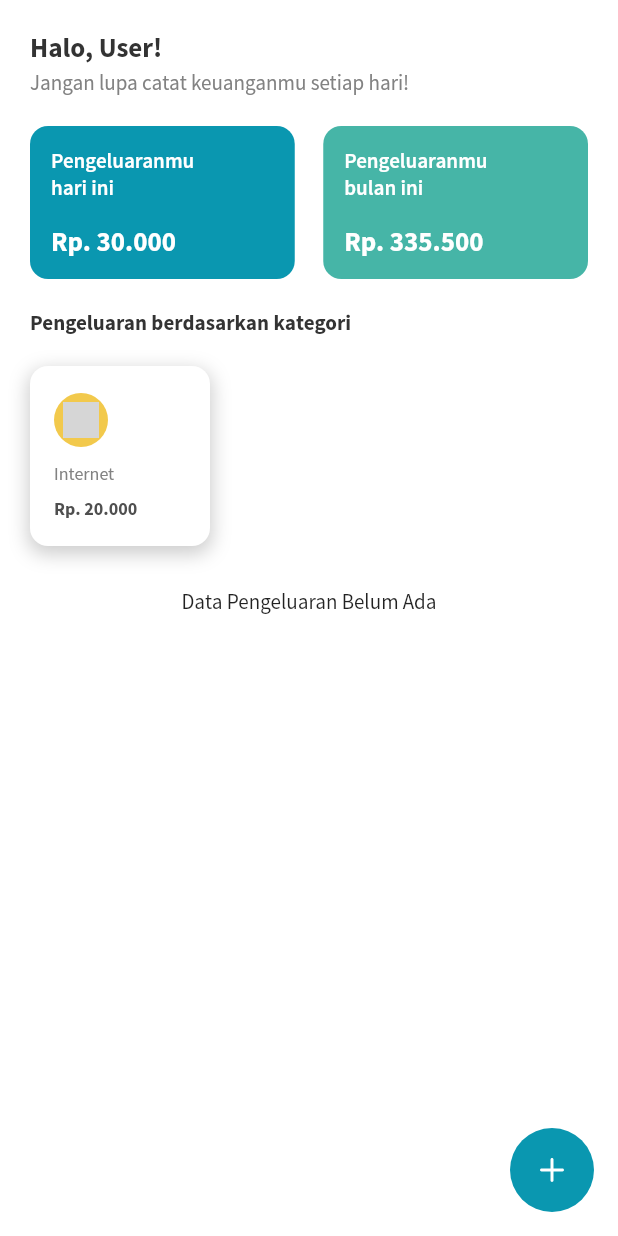
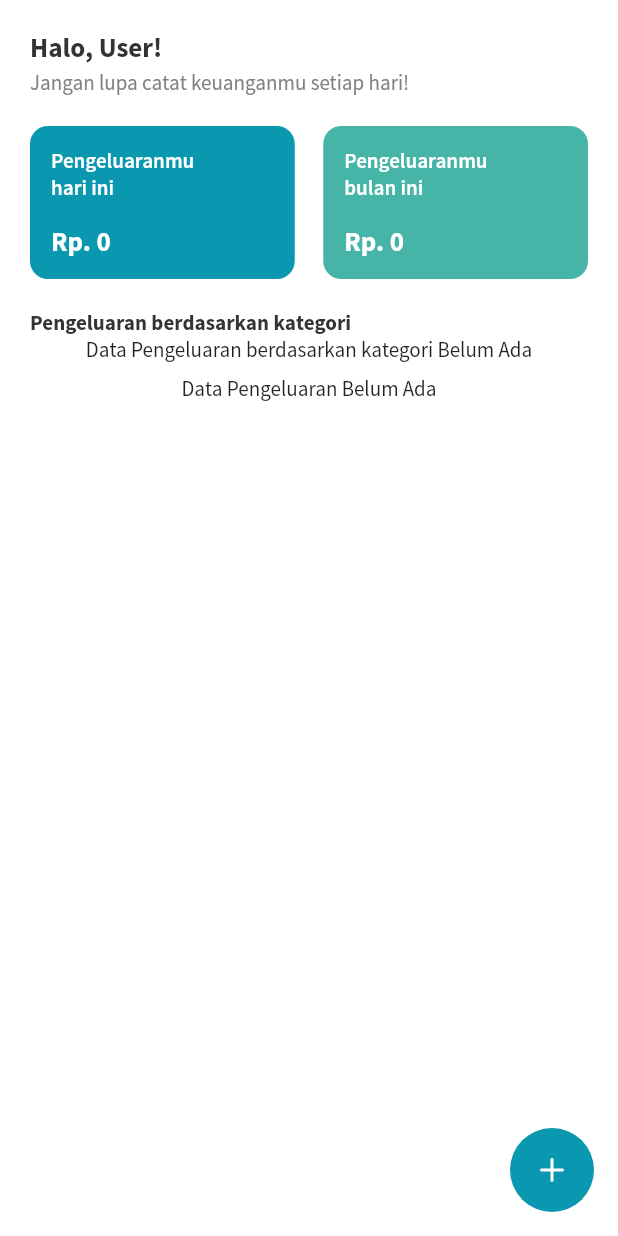
Before and after one commit to FirmanMulyawan/firman_dot, a Flutter app: the screen it shows after launch, on a phone screen of 412 x 824 dp. Run offline on Flutter 3.47's test engine with Material 3 defaults, Android fonts, the phone set to English and light mode, and no system bars; our stand-ins replace audioplayers, dio, flutter_dotenv, flutter_html, flutter_secure_storage, flutter_svg and 5 more; missing offline and left inert: notification_center; accounts and stored records are empty; grey boxes are pictures that could not be loaded.

```diff
--- a/lib/features/add_expense/presentation/add_expense_controller.dart
+++ b/lib/features/add_expense/presentation/add_expense_controller.dart
@@ -2,7 +2,7 @@ import 'package:firman_dot/component/database/database.dart';
 import 'package:flutter/material.dart';
 import 'package:get/get.dart';
 import 'package:intl/intl.dart';
-// import 'package:notification_center/notification_center.dart';
+import 'package:notification_center/notification_center.dart';
 import 'package:sqflite/sqlite_api.dart';
 
 import '../../../component/model/expense_category.dart';
@@ -85,7 +85,7 @@ class AddExpenseController extends GetxController {
       "dateExpense": dateExpense,
       "nominal": nominal,
     });
-    // NotificationCenter().notify('refresh-expense');
+    NotificationCenter().notify('refresh-expense');
     await AlertModel.showAlert(
         title: "Add Expense",
         message: "Berhasil menambahkan Pengeluaran",
--- a/lib/features/add_expense/presentation/add_expense_screen.dart
+++ b/lib/features/add_expense/presentation/add_expense_screen.dart
@@ -54,6 +54,7 @@ class AddExpenseScreen extends GetView<AddExpenseController> {
                           onTapOutside: (PointerDownEvent event) {
                             FocusManager.instance.primaryFocus?.unfocus();
                           },
+                          autocorrect: false,
                           controller: ctrl.expenseController,
                           onChanged: (string) {
                             ctrl.validate();
--- a/lib/features/home/presentation/home_screen.dart
+++ b/lib/features/home/presentation/home_screen.dart
@@ -1,4 +1,5 @@
 import 'package:flutter/material.dart';
+import 'package:flutter_staggered_grid_view/flutter_staggered_grid_view.dart';
 import 'package:flutter_svg/svg.dart';
 import 'package:get/get.dart';
 import 'package:intl/intl.dart';
@@ -44,19 +45,11 @@ class HomeScreen extends GetView<HomeController> {
                 ),
                 Row(
                   children: [
-                    Expanded(
-                      child: _cardExpense(
-                          title: 'Pengeluaranmu\nhari ini', nominal: "30.000"),
-                    ),
+                    _cardExpenseTonday(),
                     SizedBox(
                       width: 19,
                     ),
-                    Expanded(
-                      child: _cardExpense(
-                          color: AppStyle.teal,
-                          title: 'Pengeluaranmu\nbulan ini',
-                          nominal: "335.500"),
-                    )
+                    _cardExpenseMonth(),
                   ],
                 ),
                 SizedBox(
@@ -66,17 +59,9 @@ class HomeScreen extends GetView<HomeController> {
                   "Pengeluaran berdasarkan kategori",
                   style: AppStyle.bold(),
                 ),
+                _expenseCategory(),
                 SizedBox(
-                  height: 20,
-                ),
-                ExpenseCategoryCard(
-                  backgroundColorIcon: AppStyle.yellow,
-                  iconCard: AppConst.iconBasketball,
-                  title: "Internet",
-                  totalAmount: "Rp. 20.000",
-                ),
-                SizedBox(
-                  height: 28,
+                  height: 8,
                 ),
                 _dailyExpenseList(),
                 SizedBox(
@@ -110,9 +95,65 @@ class HomeScreen extends GetView<HomeController> {
     );
   }
 
+  Widget _cardExpenseTonday() {
+    return Expanded(
+      child: GetBuilder<HomeController>(builder: (ctrl) {
+        return FutureBuilder<int>(
+            future: ctrl.getExpenseToday(),
+            builder: (context, snapshort) {
+              if (snapshort.connectionState == ConnectionState.waiting) {
+                return _cardExpense(
+                    title: 'Pengeluaranmu\nhari ini', nominal: "30.000");
+              }
+
+              if (snapshort.data == 0) {
+                return _cardExpense(
+                    title: 'Pengeluaranmu\nhari ini', nominal: "Rp. 0");
+              }
+
+              final data = snapshort.data as int;
+              return _cardExpense(
+                  title: 'Pengeluaranmu\nhari ini',
+                  nominal: formatRupiah(data));
+            });
+      }),
+    );
+  }
+
+  Widget _cardExpenseMonth() {
+    return Expanded(
+      child: GetBuilder<HomeController>(builder: (ctrl) {
+        return FutureBuilder<int>(
+            future: ctrl.getExpenseMonth(),
+            builder: (context, snapshort) {
+              if (snapshort.connectionState == ConnectionState.waiting) {
+                return _cardExpense(
+                    color: AppStyle.teal,
+                    title: 'Pengeluaranmu\nbulan ini',
+                    nominal: "Rp. 335.500");
+              }
+
+              if (snapshort.data == 0) {
+                return _cardExpense(
+                    color: AppStyle.teal,
+                    title: 'Pengeluaranmu\nbulan ini',
+                    nominal: "Rp. 0");
+              }
+              final data = snapshort.data as int;
+
+              return _cardExpense(
+                  color: AppStyle.teal,
+                  title: 'Pengeluaranmu\nbulan ini',
+                  nominal: formatRupiah(data));
+            });
+      }),
+    );
+  }
+
   Widget _dailyExpenseList() {
+    return GetBuilder<HomeController>(builder: (ctrl) {
       return FutureBuilder<Map<String, List<Map<String, dynamic>>>>(
-        future: controller.getExpenseDaily(),
+          future: ctrl.getExpenseDaily(),
           builder: (context, snapshort) {
             if (snapshort.connectionState == ConnectionState.waiting) {
               return Skeletonizer(
@@ -201,8 +242,66 @@ class HomeScreen extends GetView<HomeController> {
               },
             ).toList());
           });
+    });
   }
 
+  Widget _expenseCategory() {
+    return GetBuilder<HomeController>(builder: (ctrl) {
+      return FutureBuilder<List<Map<String, dynamic>>>(
+          future: ctrl.getExpenseCategory(),
+          builder: (context, snapshort) {
+            if (snapshort.connectionState == ConnectionState.waiting) {
+              return Skeletonizer(
+                enabled: true,
+                child: ExpenseCategoryCard(
+                  backgroundColorIcon: AppStyle.yellow,
+                  iconCard: AppConst.iconBasketball,
+                  title: "Internet",
+                  totalAmount: "Rp. 20.000",
+                ),
+              );
+            }
+
+            if (snapshort.data?.isEmpty == true) {
+              return Center(
+                child: Text("Data Pengeluaran berdasarkan kategori Belum Ada"),
+              );
+            }
+
+            final data = snapshort.data as List<Map<String, dynamic>>;
+
+            return SizedBox(
+              height: 180,
+              child: AlignedGridView.count(
+                  shrinkWrap: true,
+                  crossAxisCount: 1,
+                  scrollDirection: Axis.horizontal,
+                  addRepaintBoundaries: false,
+                  itemCount: data.length,
+                  itemBuilder: (ctx, index) {
+                    return Container(
+                      margin:
+                          EdgeInsets.symmetric(vertical: 20, horizontal: 10),
+                      child: ExpenseCategoryCard(
+                        backgroundColorIcon: ExpenseCategoryExtension.fromLabel(
+                                data[index]['category'])
+                            .color,
+                        iconCard: ExpenseCategoryExtension.fromLabel(
+                                data[index]['category'])
+                            .icon,
+                        title: ExpenseCategoryExtension.fromLabel(
+                                data[index]['category'])
+                            .label,
+                        totalAmount: formatRupiah(data[index]["total"]),
+                      ),
+                    );
+                  }),
+            );
+          });
+    });
+  }
+
+  // === reusable widget
   Widget _cardExpense({Color? color, String title = '', String nominal = ''}) {
     return Container(
       padding: EdgeInsets.all(14),
@@ -221,7 +320,7 @@ class HomeScreen extends GetView<HomeController> {
           SizedBox(
             height: 15,
           ),
-          Text("Rp. $nominal",
+          Text(nominal,
               style: AppStyle.bold(textColor: AppStyle.whiteColor, size: 18))
         ],
       ),
```
Also changed, not shown: lib/features/home/presentation/home_controller.dart (+63 -6 lines), 20 other files. Lines whose indentation alone changed are shown as unchanged.
